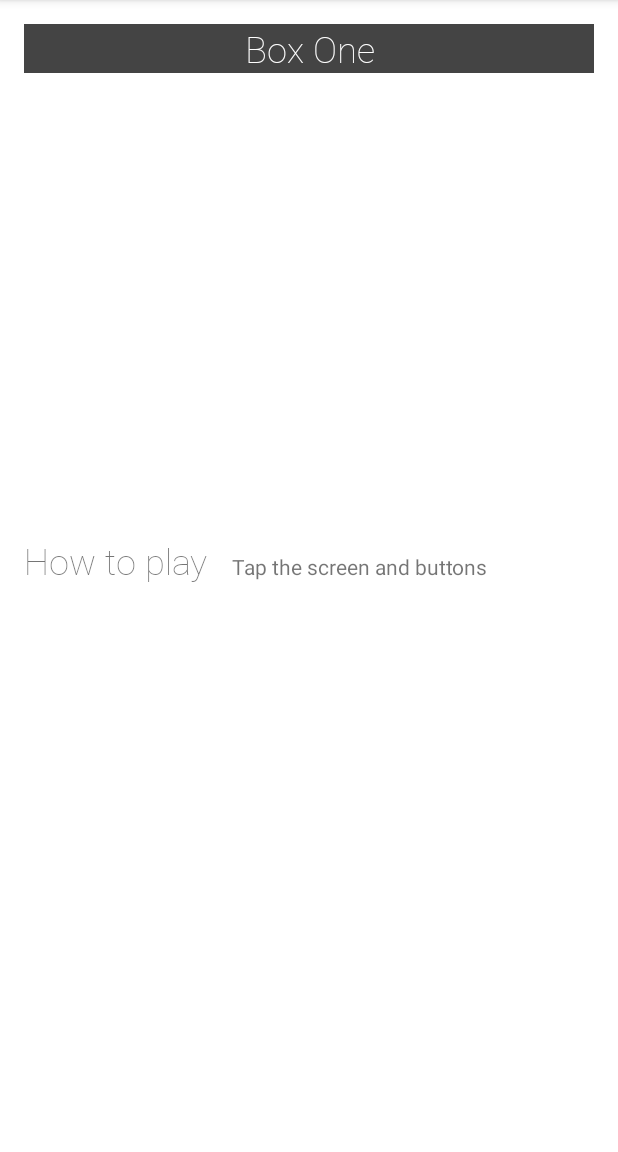
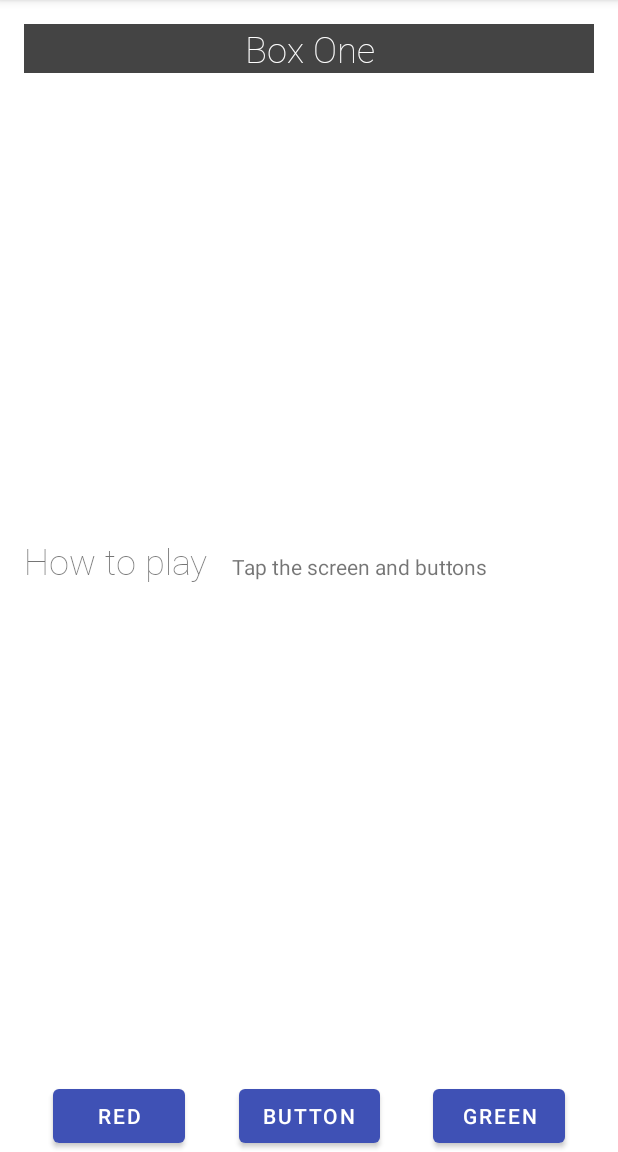
Before and after one commit to moonbear135/ColorMyView, an Android app: the screen it shows after launch (MainActivity), after a tap on "Box One", on a phone screen of 412 x 824 dp, the part 84-1236 px from its top. Run offline under Robolectric (Android 15) with nearby library versions, the phone set to English and light mode, and no system bars; Roboto replaces fonts that are not available here.

Commit message:
Udacity 챕터2, 2장 30절
Exercise: Add Baseline Constraint and Button Chain

동영상 강의 2분 18초 부분
적용이 안되던 것을 구글링으로
방법을 찾아서 해결 했다.

원인은 plugin 과 import 추가였다.

현재 해결 된 것으로
이전에 실행이 되지 않아
findViewById를 이용 했던 것도

기본 강의대로 수정하면 될 것 같다.

이것도 테스트 해보자.

```diff
--- a/app/build.gradle
+++ b/app/build.gradle
@@ -6,6 +6,7 @@ plugins {
 android {
     compileSdkVersion 30
     buildToolsVersion "30.0.3"
+    apply plugin: 'kotlin-android-extensions'
 
     defaultConfig {
         applicationId "com.android.example.colormyview"
@@ -44,4 +45,5 @@ dependencies {
     testImplementation 'junit:junit:4.+'
     androidTestImplementation 'androidx.test.ext:junit:1.1.2'
     androidTestImplementation 'androidx.test.espresso:espresso-core:3.3.0'
+    apply plugin: 'kotlin-android-extensions'
 }
--- a/app/src/main/java/com/android/example/colormyview/MainActivity.kt
+++ b/app/src/main/java/com/android/example/colormyview/MainActivity.kt
@@ -10,6 +10,7 @@ import android.view.View
 import android.widget.TextView
 import com.android.example.colormyview.databinding.ActivityMainBinding
 import androidx.lifecycle.ViewModel as ViewModel1
+import kotlinx.android.synthetic.main.activity_main.*
 
 
 class MainActivity : AppCompatActivity() {
@@ -39,9 +40,13 @@ class MainActivity : AppCompatActivity() {
         val view4 : View = findViewById(R.id.box_four_text)
         val view5 : View = findViewById(R.id.box_five_text)
         val view6 : View = findViewById(R.id.constranent_layout)
+        val view7 : View = findViewById(R.id.red_button)
+        val view8 : View = findViewById(R.id.yellow_button)
+        val view9 : View = findViewById(R.id.green_button)
 
         val clickableViews : List<View> =
-            listOf(view1,view2,view3, view4, view5, view6)
+            listOf(view1,view2,view3, view4, view5, view6
+            , view7, view8, view9)
 
 
         for (item in clickableViews) {
@@ -65,6 +70,12 @@ class MainActivity : AppCompatActivity() {
             R.id.box_four_text -> view.setBackgroundResource(android.R.color.holo_green_dark)
             R.id.box_five_text -> view.setBackgroundResource(android.R.color.holo_green_light)
 
+            //Boxes using custom colors for background
+
+            R.id.red_button -> box_three_text.setBackgroundResource(R.color.my_red)
+            R.id.yellow_button -> box_four_text.setBackgroundResource(R.color.my_yellow)
+            R.id.green_button -> box_five_text.setBackgroundResource(R.color.my_green)
+
             else -> view.setBackgroundColor(Color.LTGRAY)
 
 
--- a/app/src/main/res/layout/activity_main.xml
+++ b/app/src/main/res/layout/activity_main.xml
@@ -100,4 +100,41 @@
         app:layout_constraintTop_toBottomOf="@+id/box_two_text"
         app:layout_constraintVertical_bias="0.322" />
 
+    <Button
+        android:id="@+id/red_button"
+        android:layout_width="wrap_content"
+        android:layout_height="wrap_content"
+        android:layout_marginStart="16dp"
+        android:text="@string/button_red"
+        app:layout_constraintBaseline_toBaselineOf="@+id/yellow_button"
+        app:layout_constraintEnd_toStartOf="@+id/yellow_button"
+        app:layout_constraintHorizontal_bias="0.5"
+        app:layout_constraintStart_toStartOf="parent" />
+
+    <Button
+        android:id="@+id/yellow_button"
+        android:layout_width="wrap_content"
+        android:layout_height="wrap_content"
+        android:layout_marginStart="16dp"
+        android:layout_marginEnd="16dp"
+        android:text="Button"
+        app:layout_constraintBottom_toBottomOf="parent"
+        app:layout_constraintEnd_toStartOf="@+id/green_button"
+        app:layout_constraintHorizontal_bias="0.5"
+        app:layout_constraintStart_toEndOf="@+id/red_button"
+        app:layout_constraintTop_toBottomOf="@+id/info_text"
+        app:layout_constraintVertical_bias="1.0"
+        tools:text="@string/button_yellow" />
+
+    <Button
+        android:id="@+id/green_button"
+        android:layout_width="wrap_content"
+        android:layout_height="wrap_content"
+        android:layout_marginEnd="16dp"
+        android:text="@string/button_green"
+        app:layout_constraintBaseline_toBaselineOf="@+id/yellow_button"
+        app:layout_constraintEnd_toEndOf="parent"
+        app:layout_constraintHorizontal_bias="0.5"
+        app:layout_constraintStart_toEndOf="@+id/yellow_button" />
+
 </androidx.constraintlayout.widget.ConstraintLayout>
--- a/app/src/main/res/values/colors.xml
+++ b/app/src/main/res/values/colors.xml
@@ -10,5 +10,8 @@
     <color name="colorPrimary">#3F51B5</color>
     <color name="colorPrimaryDark">#303F9F</color>
     <color name="colorAccent">#FF4081</color>
+    <color name="my_green">#12C700</color>
+    <color name="my_red">#E54304</color>
+    <color name="my_yellow">#FFC107</color>
 
 </resources>
--- a/app/src/main/res/values/strings.xml
+++ b/app/src/main/res/values/strings.xml
@@ -9,4 +9,7 @@
     <string name="box_green">Box GREEN</string>
     <string name="how_to_play">How to play</string>
     <string name="tap_the_boxes_and_buttons">Tap the screen and buttons</string>
+    <string name="button_red">RED</string>
+    <string name="button_yellow">YELLOW</string>
+    <string name="button_green">GREEN</string>
 </resources>
```
